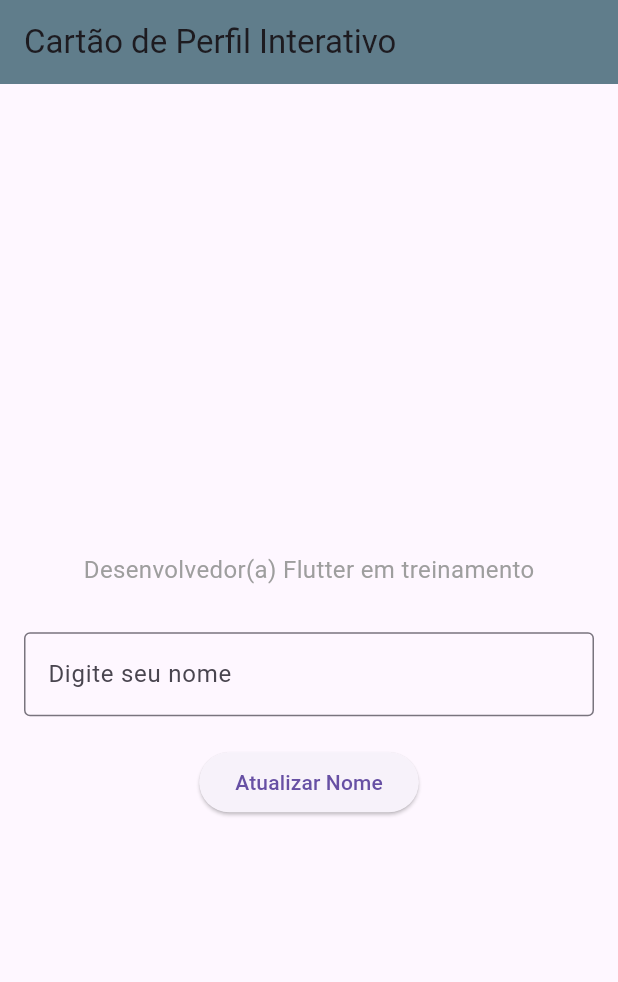
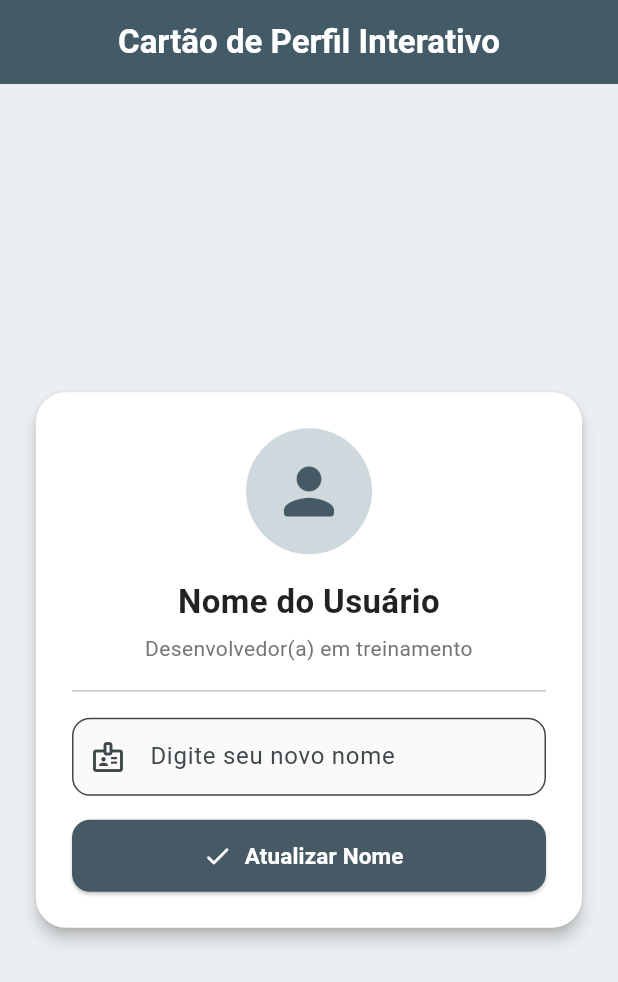
Before and after one commit to HelenLauren/flutter-mini-projects, a Flutter app: the screen it shows after launch, after a tap on "Atualizar Nome", on a phone screen of 412 x 824 dp. Shown: the top 982 px of the screen. Run offline on Flutter 3.47's test engine with Material 3 defaults, Android fonts, the phone set to English and light mode, and no system bars.

Commit message:
feat: add interactive profile card Flutter app with widget tests

```diff
--- a/lib/main.dart
+++ b/lib/main.dart
@@ -17,16 +17,18 @@ class _ProfileAppState extends State<ProfileApp> {
   // Variável de estado: guarda a informação que pode mudar.
   String _displayedName = 'Nome do Usuário';
 
-  // 1. Crie o controller.
+  // Controller para gerenciar o campo de texto.
   final TextEditingController _nameController = TextEditingController();
 
   // Função que atualiza o nome.
   void _updateName() {
-    // setState() diz ao Flutter: "O estado mudou, por favor, reconstrua a UI!"
+    if (_nameController.text.trim().isNotEmpty) {
       setState(() {
-      // Lê o texto do controller e atualiza a variável de estado.
-      _displayedName = _nameController.text;
+        _displayedName = _nameController.text.trim();
       });
+      _nameController.clear();
+      FocusScope.of(context).unfocus(); // Fecha o teclado após atualizar
+    }
   }
 
   @override
@@ -39,43 +41,127 @@ class _ProfileAppState extends State<ProfileApp> {
   Widget build(BuildContext context) {
     return MaterialApp(
       debugShowCheckedModeBanner: false,
+      theme: ThemeData(
+        colorScheme: ColorScheme.fromSeed(
+          seedColor: Colors.blueGrey,
+          primary: Colors.blueGrey.shade700,
+        ),
+        useMaterial3: true,
+      ),
       home: Scaffold(
+        backgroundColor: Colors.blueGrey.shade50,
         appBar: AppBar(
-          title: const Text('Cartão de Perfil Interativo'),
-          backgroundColor: Colors.blueGrey,
+          title: const Text(
+            'Cartão de Perfil Interativo',
+            style: TextStyle(fontWeight: FontWeight.bold),
           ),
-        body: Container(
-          padding: const EdgeInsets.all(16.0),
-          alignment: Alignment.center,
+          centerTitle: true,
+          backgroundColor: Colors.blueGrey.shade700,
+          foregroundColor: Colors.white,
+          elevation: 2,
+        ),
+        body: Center(
+          child: SingleChildScrollView(
+            padding: const EdgeInsets.symmetric(horizontal: 20.0, vertical: 24.0),
+            child: ConstrainedBox(
+              // Limita a largura máxima para manter tudo coeso e proporcional em qualquer tela
+              constraints: const BoxConstraints(maxWidth: 380),
+              child: Card(
+                elevation: 4,
+                shape: RoundedRectangleBorder(
+                  borderRadius: BorderRadius.circular(20),
+                ),
+                color: Colors.white,
+                child: Padding(
+                  padding: const EdgeInsets.all(24.0),
                   child: Column(
-            mainAxisAlignment: MainAxisAlignment.center,
+                    mainAxisSize: MainAxisSize.min,
                     children: [
-              // Agora, este Text usa a nossa variável de estado.
+                      // Avatar decorativo simples
+                      CircleAvatar(
+                        radius: 42,
+                        backgroundColor: Colors.blueGrey.shade100,
+                        child: Icon(
+                          Icons.person_rounded,
+                          size: 50,
+                          color: Colors.blueGrey.shade700,
+                        ),
+                      ),
+                      const SizedBox(height: 16),
+
+                      // Nome exibido (reativo ao estado)
                       Text(
                         _displayedName,
-                style: const TextStyle(fontSize: 24, fontWeight: FontWeight.bold),
-              ),
-              const Text(
-                'Desenvolvedor(a) Flutter em treinamento',
-                style: TextStyle(fontSize: 16, color: Colors.grey),
-              ),
-              // Adicione um espaçamento
-              const SizedBox(height: 30),
-              // O widget para entrada de texto.
-              TextField(
-                controller: _nameController, // Conecta o controller ao TextField.
-                decoration: const InputDecoration(
-                  border: OutlineInputBorder(),
-                  labelText: 'Digite seu nome',
+                        textAlign: TextAlign.center,
+                        style: const TextStyle(
+                          fontSize: 22,
+                          fontWeight: FontWeight.bold,
+                          color: Colors.black87,
                         ),
                       ),
-              const SizedBox(height: 20),
-              // O botão que aciona a ação.
-              ElevatedButton(
-                onPressed: _updateName, // Chama nossa função quando pressionado.
-                child: const Text('Atualizar Nome'),
+                      const SizedBox(height: 6),
+
+                      // Subtítulo / Cargo
+                      Text(
+                        'Desenvolvedor(a) em treinamento',
+                        textAlign: TextAlign.center,
+                        style: TextStyle(
+                          fontSize: 14,
+                          color: Colors.grey.shade600,
+                        ),
+                      ),
+                      const Divider(height: 36, thickness: 1),
+
+                      // Campo de entrada de texto
+                      TextField(
+                        controller: _nameController,
+                        onSubmitted: (_) => _updateName(),
+                        decoration: InputDecoration(
+                          prefixIcon: const Icon(Icons.badge_outlined),
+                          labelText: 'Digite seu novo nome',
+                          hintText: 'Ex: Helen Lauren',
+                          border: OutlineInputBorder(
+                            borderRadius: BorderRadius.circular(12),
+                          ),
+                          filled: true,
+                          fillColor: Colors.grey.shade50,
+                          contentPadding: const EdgeInsets.symmetric(
+                            horizontal: 16,
+                            vertical: 14,
+                          ),
+                        ),
+                      ),
+                      const SizedBox(height: 16),
+
+                      // Botão de ação com tamanho proporcional e consistente
+                      SizedBox(
+                        width: double.infinity,
+                        height: 48,
+                        child: ElevatedButton.icon(
+                          onPressed: _updateName,
+                          icon: const Icon(Icons.check_rounded, size: 20),
+                          label: const Text(
+                            'Atualizar Nome',
+                            style: TextStyle(
+                              fontSize: 15,
+                              fontWeight: FontWeight.w600,
+                            ),
+                          ),
+                          style: ElevatedButton.styleFrom(
+                            backgroundColor: Colors.blueGrey.shade700,
+                            foregroundColor: Colors.white,
+                            shape: RoundedRectangleBorder(
+                              borderRadius: BorderRadius.circular(12),
+                            ),
+                            elevation: 1,
+                          ),
+                        ),
                       ),
                     ],
+                  ),
+                ),
+              ),
+            ),
           ),
         ),
       ),
```
Also changed, not shown: 1 other file. Lines whose indentation alone changed are shown as unchanged.
